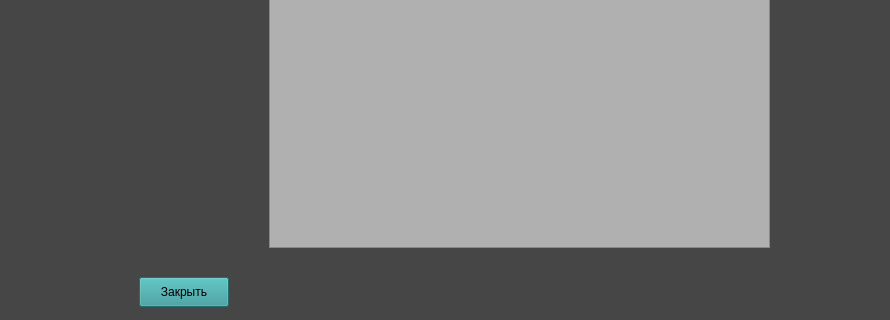
First picture: the form in GiveBook.ui, repository andrejmaznin/library, before the edit; both pictures show x 431 to 1321 and y 383 to 703 of the 1321 by 703 pixel window.
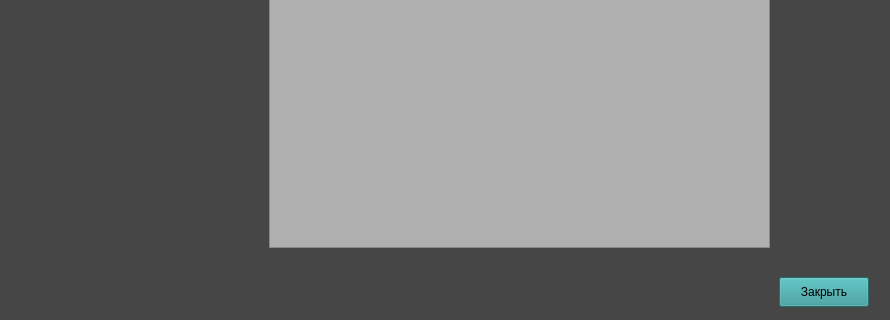
Second picture: the form after the edit.

Diff of the .ui file:
```diff
--- a/GiveBook.ui
+++ b/GiveBook.ui
@@ -156,7 +156,7 @@
   <widget class="QPushButton" name="btn_cancel">
    <property name="geometry">
     <rect>
-     <x>570</x>
+     <x>1210</x>
      <y>660</y>
      <width>90</width>
      <height>30</height>
```
